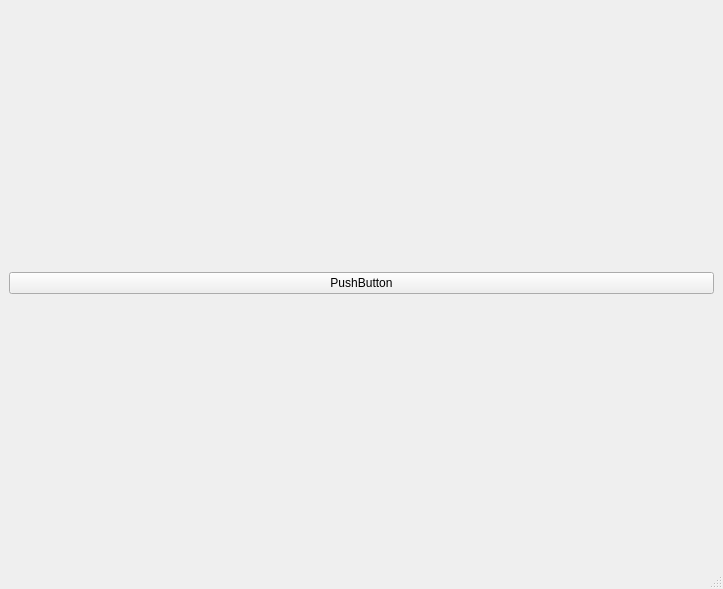
Above: untitled.ui from Hebici1030/AlgorithmVisualization before the change. Below: the same form after it.
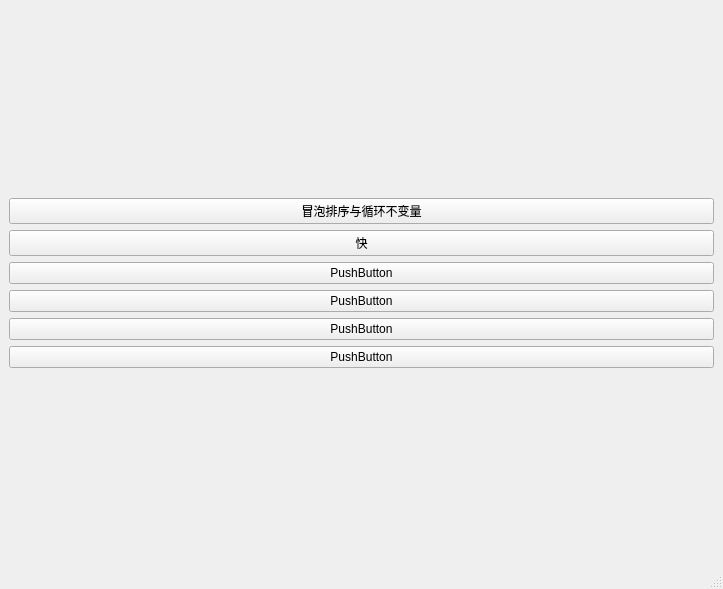
That is the form after the change.

The edit to the form file:
```diff
--- a/untitled.ui
+++ b/untitled.ui
@@ -20,6 +20,41 @@
       <item>
        <widget class="QPushButton" name="pushButton">
         <property name="text">
+         <string>冒泡排序与循环不变量</string>
+        </property>
+       </widget>
+      </item>
+      <item>
+       <widget class="QPushButton" name="pushButton_2">
+        <property name="text">
+         <string>快</string>
+        </property>
+       </widget>
+      </item>
+      <item>
+       <widget class="QPushButton" name="pushButton_3">
+        <property name="text">
+         <string>PushButton</string>
+        </property>
+       </widget>
+      </item>
+      <item>
+       <widget class="QPushButton" name="pushButton_4">
+        <property name="text">
+         <string>PushButton</string>
+        </property>
+       </widget>
+      </item>
+      <item>
+       <widget class="QPushButton" name="pushButton_5">
+        <property name="text">
+         <string>PushButton</string>
+        </property>
+       </widget>
+      </item>
+      <item>
+       <widget class="QPushButton" name="pushButton_6">
+        <property name="text">
          <string>PushButton</string>
         </property>
        </widget>
```
Left out of the diff: 10 changed lines with no effect on the pictures.
